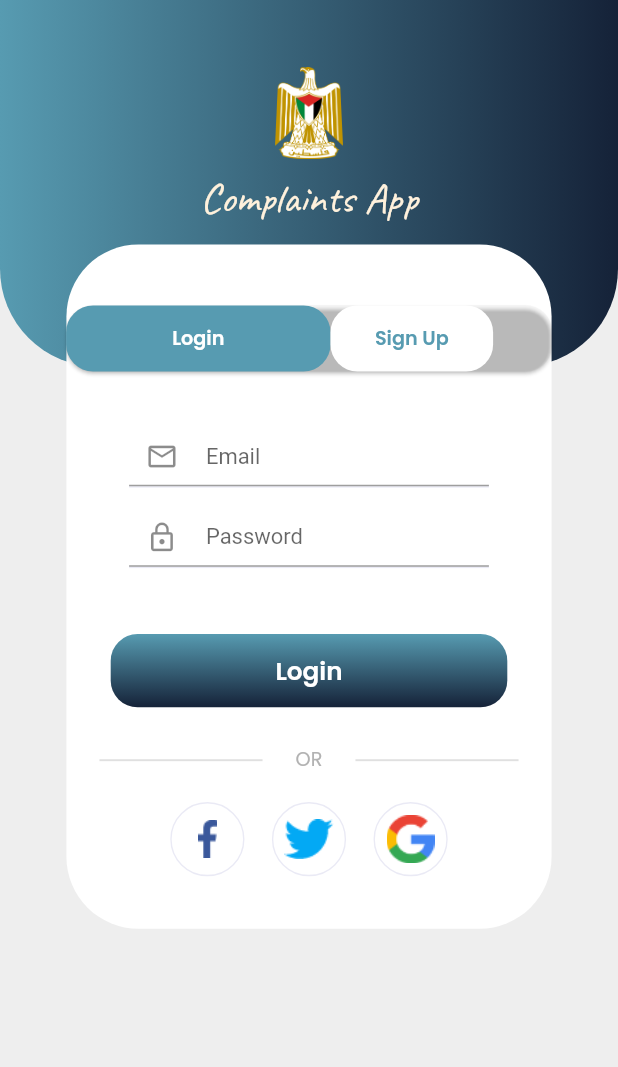
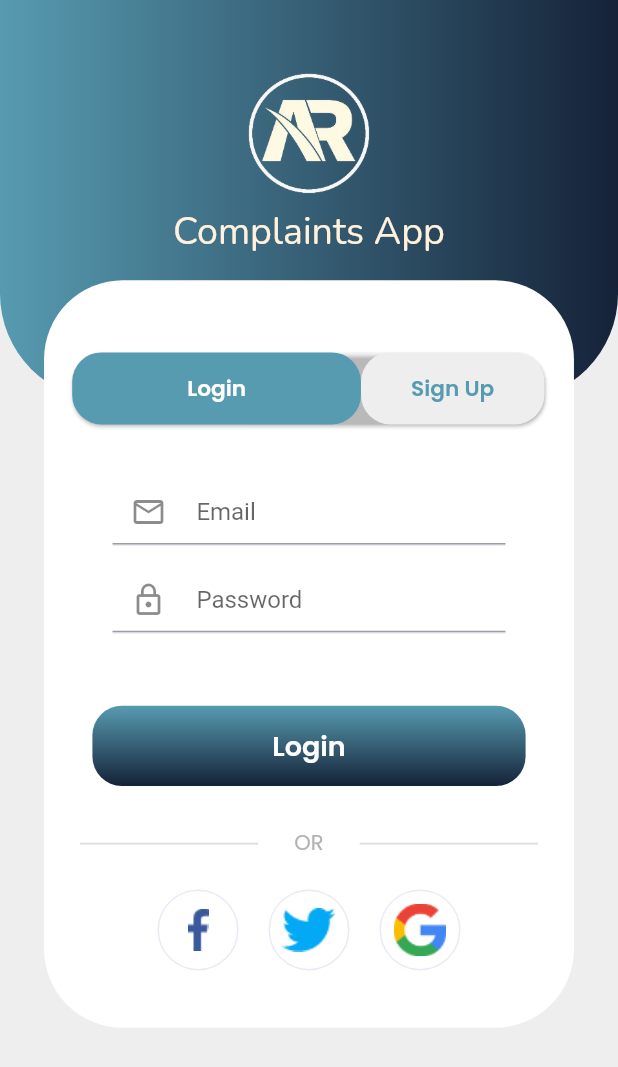
Before and after one commit to https-github-com-RazanHammad97/Consultant-App, a Flutter app: the screen it shows after launch, on a phone screen of 412 x 824 dp. Shown: the top 1067 px of the screen. Run offline on Flutter 3.47's test engine with Material 2 defaults, Android fonts, the phone set to English and light mode, and no system bars; our stand-ins replace expandable, flutter_screenutil, flutter_svg, google_fonts, hive, hive_flutter and 1 more; accounts and stored records are empty; network calls fail; statements that could not run were skipped.

Commit message:
update drawer and fix some responsive issues

```diff
--- a/lib/main.dart
+++ b/lib/main.dart
@@ -1,27 +1,25 @@
+import 'package:consultant_app/controllers/categoriy_contoller.dart';
 import 'package:consultant_app/repositories/Admin/Category/all_categories.dart';
 import 'package:consultant_app/repositories/Admin/Category/category_create.dart';
+import 'package:consultant_app/repositories/Admin/Status/r_status_screen.dart';
 import 'package:consultant_app/repositories/Admin/Tag/tag_screen.dart';
 import 'package:consultant_app/repositories/Admin/Users/all_users.dart';
 import 'package:consultant_app/repositories/Admin/Users/create_user.dart';
-import 'package:consultant_app/controllers/categoriy_contoller.dart';
 import 'package:consultant_app/repositories/Inbox/inbox_api.dart';
-import 'package:consultant_app/view/status/status_screen.dart';
-import 'package:consultant_app/views/categoriy_screen.dart';
 import 'package:consultant_app/view/auth/LoginScreen.dart';
 import 'package:consultant_app/view/details/DetailsScreen.dart';
 import 'package:consultant_app/view/details/DetailsVM.dart';
 import 'package:consultant_app/view/home/HomeScreen.dart';
 import 'package:consultant_app/view/home/HomeVM.dart';
 import 'package:consultant_app/view/splach/SplashScreen.dart';
+import 'package:consultant_app/view/status/status_screen.dart';
 import 'package:consultant_app/view/tag/TagVM.dart';
+import 'package:consultant_app/views/categoriy_screen.dart';
 import 'package:flutter/material.dart';
 import 'package:flutter_screenutil/flutter_screenutil.dart';
 import 'package:hive_flutter/adapters.dart';
 import 'package:path_provider/path_provider.dart';
 import 'package:provider/provider.dart';
-import 'package:responsive_framework/responsive_wrapper.dart';
-import 'package:responsive_framework/utils/scroll_behavior.dart';
-import 'package:consultant_app/repositories/Admin/Status/r_status_screen.dart';
 
 import 'controllers/statuscontroller.dart';
 
@@ -44,7 +42,8 @@
     ),
   );
 
-  await InboxApi().createInbox("ttt","ghghg",1,"kjkjk",(DateTime.now()).toString(),"hjhj",2,"","","");
+  await InboxApi().createInbox("ttt", "ghghg", 1, "kjkjk",
+      (DateTime.now()).toString(), "hjhj", 2, "", "", "");
 }
 
 class MyApp extends StatelessWidget {
@@ -62,25 +61,12 @@
         designSize: const Size(428, 926),
         builder: (context, child) {
           return MaterialApp(
-              builder: (context, child) => ResponsiveWrapper.builder(
-                  BouncingScrollWrapper.builder(context, child!),
-                  maxWidth: 1200,
-                  minWidth: 450,
-                  defaultScale: true,
-                  breakpoints: [
-                    const ResponsiveBreakpoint.resize(450, name: MOBILE),
-                    const ResponsiveBreakpoint.autoScale(800, name: TABLET),
-                    const ResponsiveBreakpoint.autoScale(1000, name: TABLET),
-                    const ResponsiveBreakpoint.resize(1200, name: DESKTOP),
-                    const ResponsiveBreakpoint.autoScale(2460, name: "4K"),
-                  ],
-                  background: Container(color: const Color(0xFFF5F5F5))),
               debugShowCheckedModeBanner: false,
               title: 'Pal Mail',
               theme: ThemeData(
                 primarySwatch: Colors.blue,
               ),
-              initialRoute: '/Category',
+              initialRoute: '/',
               routes: {
                 // When navigating to the "/" route, build the FirstScreen widget.
                 '/': (context) => SplashScreen(),
@@ -91,8 +77,8 @@
                 '/Statuses': (context) => StatusScreen(),
                 '/Admin/CreateUser': (context) => CreateUser(),
                 '/Admin/Users': (context) => AllUsers(),
-                'Admin/Category':(context)=>AdminCatgeoryScreen(),
-                'Admin/status':(context)=>RStatusScreen(),
+                'Admin/Category': (context) => AdminCatgeoryScreen(),
+                'Admin/status': (context) => RStatusScreen(),
                 '/Admin/Category/create': (context) => CreateCategory(),
                 '/Category': (context) => CategoriyScreen(),
                 '/Tags': (context) => TagScreen(),
--- a/lib/view/auth/LoginScreen.dart
+++ b/lib/view/auth/LoginScreen.dart
@@ -50,9 +50,9 @@
                       children: <Widget>[
                         Center(
                           child: Image(
-                            image: AssetImage('images/logo.png'),
-                            height: 75.h,
-                            width: 56.w,
+                            image: AssetImage('assets/images/logo.jpg'),
+                            height: 90.h,
+                            width: 90.w,
                           ),
                         ),
                         SizedBox(
@@ -61,8 +61,8 @@
                         Center(
                           child: Text(
                             authModel.authScreenTitle,
-                            style: GoogleFonts.caveat(
-                              fontSize: 32.sp,
+                            style: GoogleFonts.nunito(
+                              fontSize: 26.sp,
                               color: const Color(0xFFFFF1DC),
                             ),
                           ),
@@ -77,7 +77,7 @@
                   Container(
                     alignment: Alignment.topCenter,
                     padding: EdgeInsets.only(
-                      top: 200.h,
+                      top: 210.h,
                       // bottom: 132.h,
                       right: 30.w,
                       left: 30.w,
@@ -87,7 +87,7 @@
                         children: [
                           AnimatedContainer(
                             width: 367.w,
-                            height: login ? 560.h : 670.h,
+                            height: login ? 560.h : 665.h,
                             duration: const Duration(
                               seconds: 2,
                             ),
@@ -105,7 +105,7 @@
                     right: 50.w,
                     left: 50.w,
                     // bottom: 251,
-                    top: 250.h,
+                    top: 264.h,
                     child: Material(
                       elevation: 1,
                       color: Colors.transparent,
@@ -120,7 +120,7 @@
                               decoration: BoxDecoration(
                                 color: login
                                     ? const Color(0xFF579BB1)
-                                    : Colors.white,
+                                    : const Color(0xFFEEEEEE),
                                 borderRadius: BorderRadius.circular(22.r),
                               ),
                               duration: const Duration(
@@ -140,27 +140,29 @@
                                         ? Colors.white
                                         : const Color(0xFF579BB1),
                                     fontWeight: FontWeight.w600,
-                                    fontSize: 14,
+                                    fontSize: 15.sp,
                                   ),
                                 ),
                               ),
                             ),
                             AnimatedContainer(
-                              width: !login ? 210.w : 123.w,
+                              width: !login ? 221.w : 127.w,
                               duration: const Duration(
                                 seconds: 1,
                               ),
                               decoration: BoxDecoration(
                                 color: !login
                                     ? const Color(0xFF579BB1)
-                                    : Colors.white,
+                                    : const Color(0xFFEEEEEE),
                                 borderRadius: BorderRadius.circular(22.r),
                               ),
                               child: TextButton(
                                 onPressed: () {
-                                  setState(() {
-                                    login = !login;
-                                  });
+                                  setState(
+                                    () {
+                                      login = !login;
+                                    },
+                                  );
                                 },
                                 child: Text(
                                   'Sign Up',
@@ -170,7 +172,7 @@
                                         ? Colors.white
                                         : const Color(0xFF579BB1),
                                     fontWeight: FontWeight.w600,
-                                    fontSize: 14,
+                                    fontSize: 15.sp,
                                   ),
                                 ),
                               ),
```
Also changed, not shown: lib/repositories/Admin/Category/category_create.dart (+99 -33 lines), lib/repositories/Admin/Users/create_user.dart (+115 -34 lines), lib/view/home/HomeScreen.dart (+9 -4 lines), lib/view/splach/SplashScreen.dart (+10 -6 lines), lib/views/widgets/BottomSheet/NewInbox.dart (+56 -45 lines), lib/views/widgets/my_drawer_widget.dart (+48 -19 lines), pubspec.yaml (+1 -21 lines), assets/images/logo.jpg (added).
